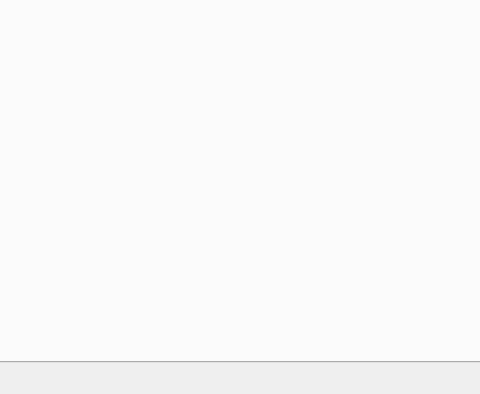
Before: the Qt Designer form uis/GUI_v1.ui in JakubBurczyk/Evolutionary_PID_Tuner, drawn with Qt 5; both pictures show x 148 to 628 and y 215 to 609 of the 828 by 609 pixel window.
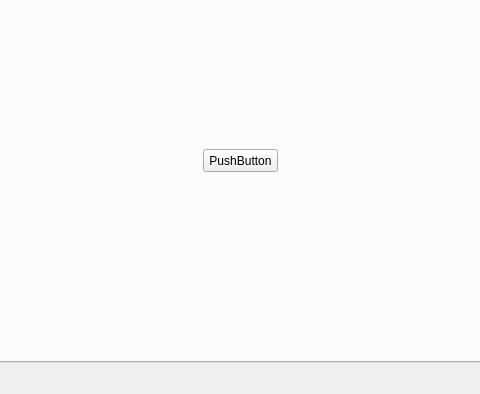
After: the same form once the commit is applied.

Patch:
```diff
--- a/uis/GUI_v1.ui
+++ b/uis/GUI_v1.ui
@@ -24,6 +24,19 @@
        <attribute name="title">
         <string>Tab 1</string>
        </attribute>
+       <widget class="QPushButton" name="pushButton">
+        <property name="geometry">
+         <rect>
+          <x>340</x>
+          <y>310</y>
+          <width>75</width>
+          <height>23</height>
+         </rect>
+        </property>
+        <property name="text">
+         <string>PushButton</string>
+        </property>
+       </widget>
       </widget>
       <widget class="QWidget" name="tab_2">
        <attribute name="title">
```
